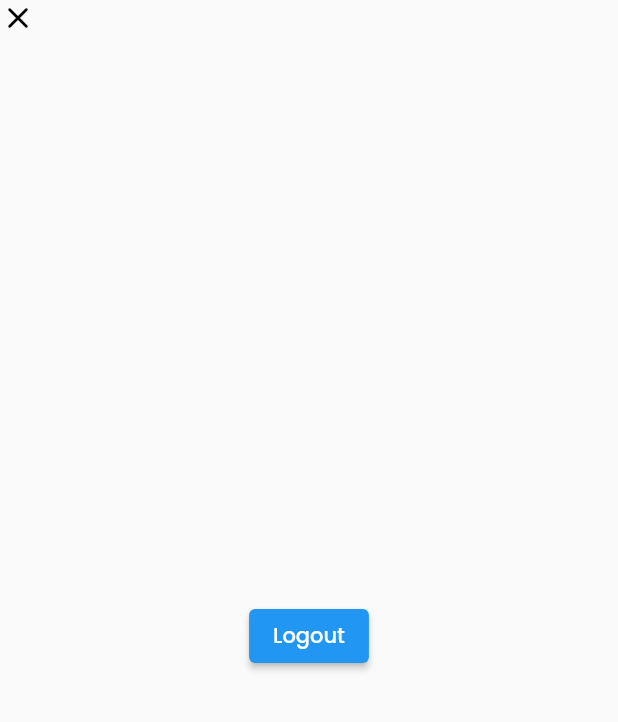
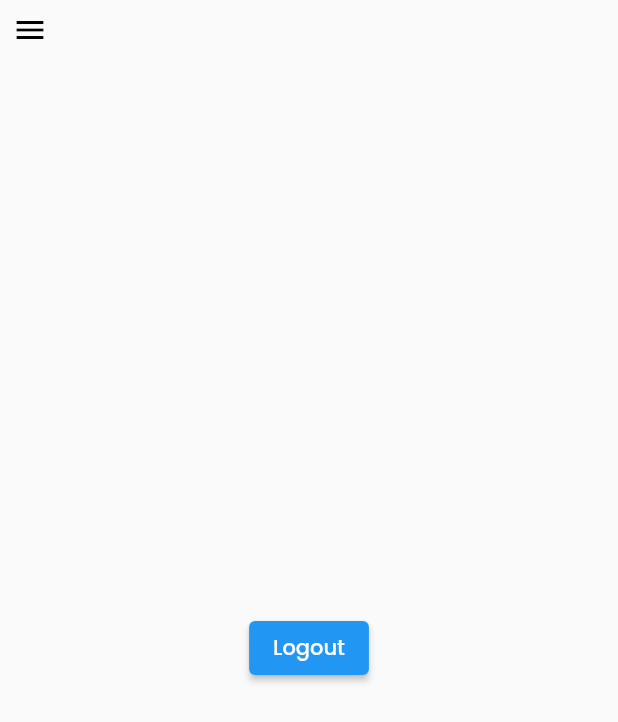
Before and after one commit to dexterTalha/d_cart_admin, a Flutter app: the DashboardScreen screen opened by its route, on a phone screen of 412 x 824 dp. Shown: the top 722 px of the screen. Run offline on Flutter 3.47's test engine with Material 2 defaults, Android fonts, the light colour scheme and no system bars; our stand-ins replace firebase_auth, firebase_core, go_router, rive; accounts and stored records are empty; generated files the repository leaves out were written again; network calls fail.

Commit message:
drawer done with hover

```diff
--- a/lib/components/drawer_heading_text.dart
+++ b/lib/components/drawer_heading_text.dart
@@ -20,6 +20,6 @@ class DrawerHeadingText extends StatelessWidget {
               ),
             ),
           )
-        : Icon(Icons.more_horiz, color: MyTheme.drawerSubHeadingColor);
+        : const Icon(Icons.more_horiz, color: MyTheme.drawerSubHeadingColor);
   }
 }
--- a/lib/providers/dashboard_provider.dart
+++ b/lib/providers/dashboard_provider.dart
@@ -6,12 +6,19 @@ class DashboardProvider with ChangeNotifier {
 
   bool get isDrawerExpanded => _isDrawerExpanded;
   bool get isMobileDrawerOpen => _isMobileDrawerOpen;
-  int _activeDrawer = -1;
+  int _activeDrawer = 1;
+  int _activeHoverDrawer = 0;
 
   int get activeDrawerIndex => _activeDrawer;
+  int get activeHoverDrawerIndex => _activeHoverDrawer;
 
   void setActiveDrawer(int value) {
     _activeDrawer = value;
+    notifyListeners();
+  }
+
+  void setActiveHoverDrawer(int value) {
+    _activeHoverDrawer = value;
     notifyListeners();
   }
 
--- a/lib/screens/dashboard.dart
+++ b/lib/screens/dashboard.dart
@@ -86,12 +86,22 @@ class _DashboardScreenState extends State<DashboardScreen> {
               drawer: Drawer(
                 child: SizedBox(
                   width: size.width * 0.7,
-                  child: drawerWidget(),
+                  child: DrawerWidget(
+                      isExpanded: true,
+                      menuList: menuList,
+                      onTap: () {
+                        print("hi");
+                        _scaffoldKey.currentState!.closeDrawer();
+                        ref.toggleMobileExpansion(value: false);
+                      }),
                 ),
               ),
+              onDrawerChanged: (b) => ref.toggleMobileExpansion(value: b),
               body: Column(
                 children: [
-                  GestureDetector(
+                  Padding(
+                    padding: const EdgeInsets.all(8.0),
+                    child: GestureDetector(
                       onTap: () {
                         if (_scaffoldKey.currentState != null) {
                           if (_scaffoldKey.currentState!.isDrawerOpen) {
@@ -104,21 +114,12 @@ class _DashboardScreenState extends State<DashboardScreen> {
                       },
                       child: Row(
                         children: [
-                        // Visibility(
-                        //   visible: false,
-                        //   child: Container(
-                        //     width: 20,
-                        //     height: 50,
-                        //     color: Colors.green,
-                        //   ),
-                        // ),
                           Icon(
-                          _scaffoldKey.currentState != null
-                              ? (ref.isMobileDrawerOpen ? Icons.close_rounded : Icons.menu)
-                              : (ref.isDrawerExpanded ? Icons.close_rounded : Icons.menu),
+                            (ref.isMobileDrawerOpen ? Icons.close_rounded : Icons.menu),
                             color: Colors.black,
                           ),
                         ],
+                      ),
                     ),
                   ),
                   Expanded(child: logoutButton()),
@@ -138,16 +139,7 @@ class _DashboardScreenState extends State<DashboardScreen> {
       children: [
         GestureDetector(
           onTap: () {
-            if (_scaffoldKey.currentState != null) {
-              if (_scaffoldKey.currentState!.isDrawerOpen) {
-                _scaffoldKey.currentState!.closeDrawer();
-              } else {
-                _scaffoldKey.currentState!.openDrawer();
-              }
-              ref.toggleMobileExpansion(value: _scaffoldKey.currentState!.isDrawerOpen);
-            } else {
             ref.toggleExpansion();
-            }
           },
           child: Row(
             children: [
@@ -156,9 +148,7 @@ class _DashboardScreenState extends State<DashboardScreen> {
                 child: Image.asset('assets/png/logo.png', height: 50),
               ),
               Icon(
-                _scaffoldKey.currentState != null
-                    ? (ref.isMobileDrawerOpen ? Icons.close_rounded : Icons.menu)
-                    : (ref.isDrawerExpanded ? Icons.close_rounded : Icons.menu),
+                ref.isDrawerExpanded ? Icons.close_rounded : Icons.menu,
                 color: Colors.black,
               ),
             ],
--- a/lib/screens/login_screen.dart
+++ b/lib/screens/login_screen.dart
@@ -156,7 +156,7 @@ class _LoginScreenState extends State<LoginScreen> {
                                 print("hi");
                                 return;
                               }
-                              print("bye");
+
                               board.addController(machineController!);
                               isChecking = machineController?.findInput("isChecking");
                               numLook = machineController?.findInput("numLook");
```
Also changed, not shown: lib/components/drawer_item.dart (+20 -7 lines), lib/components/drawer_widget.dart (+107 -2 lines). Lines whose indentation alone changed are shown as unchanged.
